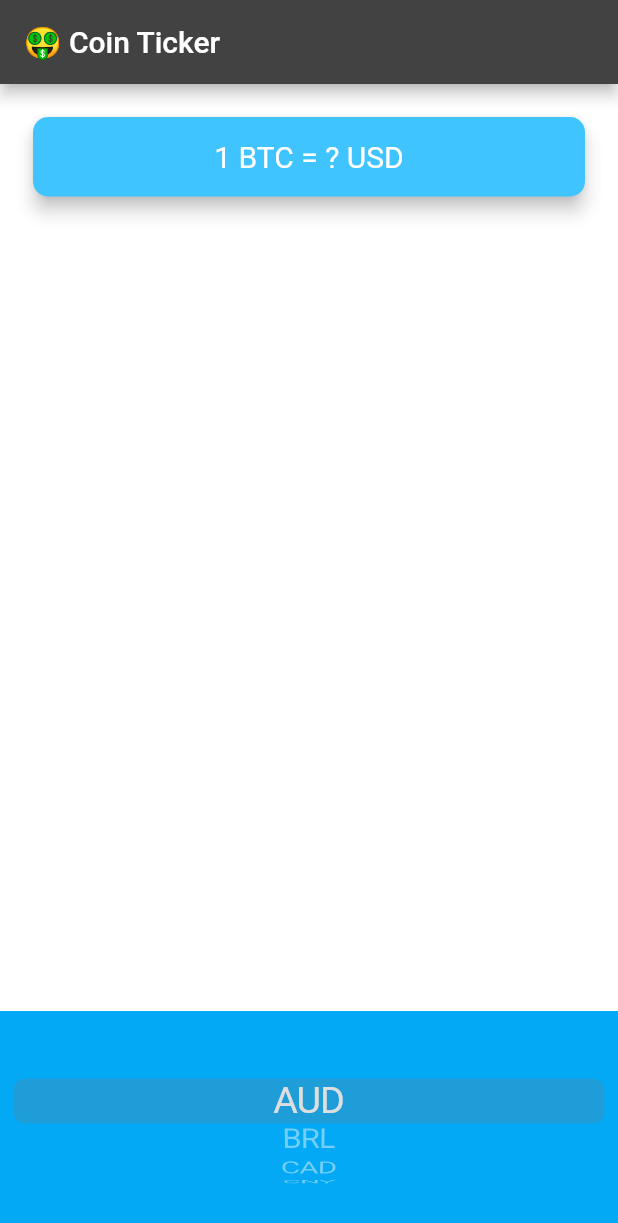
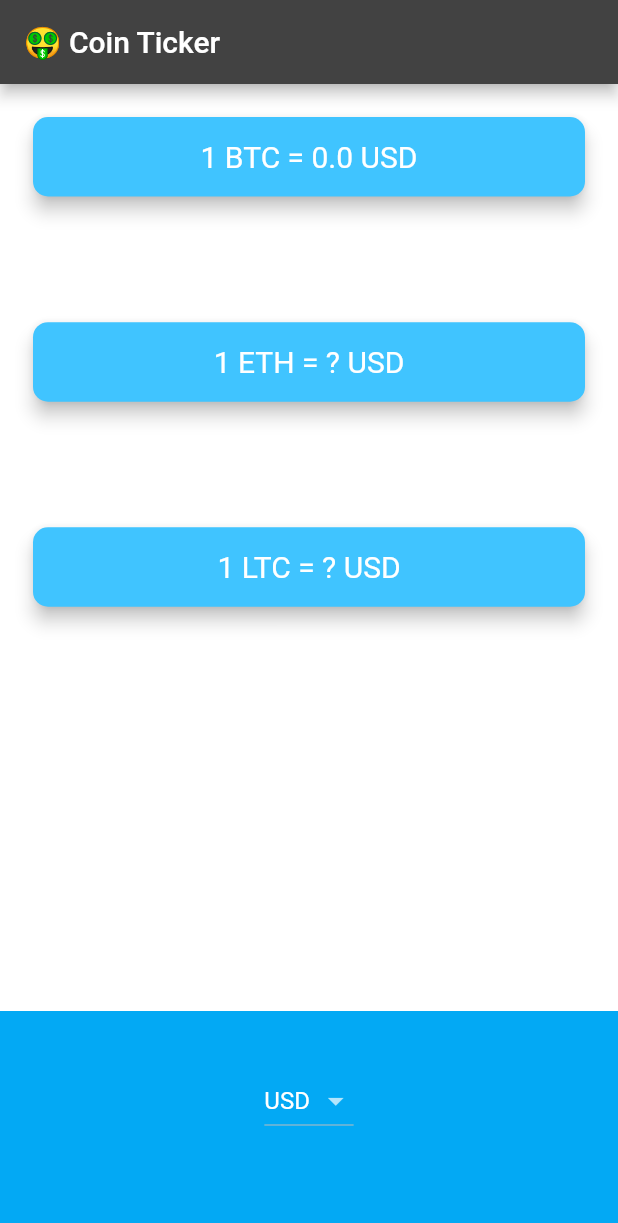
Before and after one commit to LordOlumide/Crypto-Pricer, a Flutter app: the screen it shows after launch, on a phone screen of 412 x 824 dp. Shown: the top 1223 px of the screen. Run offline on Flutter 3.47's test engine with Material 2 defaults, Android fonts, the phone set to English and light mode, and no system bars; network calls fail.

```diff
--- /dev/null
+++ b/lib/networking.dart
@@ -0,0 +1,36 @@
+import 'package:http/http.dart' as http;
+import 'package:bitcoin_ticker_reloaded/secrets/keys.dart';
+import 'dart:convert';
+
+String coinAPIAddress = "https://rest.coinapi.io/v1/exchangerate";
+
+Map<int, String> errorCodes = {
+  400: "Bad Request -- There is something wrong with your request",
+  401: "Unauthorized -- Your API key is wrong",
+  403: "Forbidden -- Your API key doesn't have enough privileges to access this resource",
+  429: "Too many requests -- You have exceeded your API key rate limits",
+  550: "No data -- You requested specific single item that we don't have at this moment"
+};
+
+class NetworkHelper {
+  Future<dynamic> getResponse(
+      {required String cryptoCoin, required String fiatCurrency}) async {
+
+    try {
+      Uri url =
+          Uri.parse('$coinAPIAddress/$cryptoCoin/$fiatCurrency?apikey=$apikey');
+
+      http.Response response = await http.get(url);
+      if (response.statusCode == 200) {
+        var data = response.body;
+        var decodedData = jsonDecode(data);
+        // print(decodedData.runtimeType);
+        return decodedData;
+      } else {
+        return errorCodes[response.statusCode];
+      }
+    } catch (e) {
+      return e;
+    }
+  }
+}
--- a/lib/price_screen.dart
+++ b/lib/price_screen.dart
@@ -1,6 +1,7 @@
 import 'package:flutter/material.dart';
 import 'package:flutter/cupertino.dart';
 import 'coin_data.dart';
+import 'networking.dart';
 import 'dart:io' show Platform;
 
 class PriceScreen extends StatefulWidget {
@@ -9,10 +10,38 @@ class PriceScreen extends StatefulWidget {
 }
 
 class _PriceScreenState extends State<PriceScreen> {
-  String dropdownValue = currenciesList[0];
+  String dropdownMenuValue = currenciesList[19];
+
+  double BTCRate = 0;
+
+  Future<double> getRate({
+    required String coin,
+    required int approximation,
+  }) async {
+    NetworkHelper networkHelper = NetworkHelper();
+    var responseData = await networkHelper.getResponse(
+      cryptoCoin: coin,
+      fiatCurrency: dropdownMenuValue,
+    );
+    double rate = responseData["rate"];
+    return double.parse(rate.toStringAsFixed(approximation));
+  }
+
+  Future<void> getBTCRate() async {
+    double x = await getRate(coin: "BTC", approximation: 5);
+    print(x);
+    BTCRate = x;
+  }
+
+  @override
+  void initState() {
+    super.initState();
+  }
 
   @override
   Widget build(BuildContext context) {
+    getBTCRate();
+    print(BTCRate);
 
     Widget androidDropdown() {
       List<DropdownMenuItem<String>> items = [];
@@ -25,11 +54,11 @@ class _PriceScreenState extends State<PriceScreen> {
         );
       }
       return DropdownButton(
-        value: dropdownValue,
+        value: dropdownMenuValue,
         items: items,
         onChanged: (String? selectedValue) {
           setState(() {
-            dropdownValue = selectedValue!;
+            dropdownMenuValue = selectedValue!;
           });
         },
       );
@@ -41,7 +70,7 @@ class _PriceScreenState extends State<PriceScreen> {
         itemExtent: 25.0,
         magnification: 1.2,
         onSelectedItemChanged: (value) {
-          dropdownValue = currenciesList[value];
+          dropdownMenuValue = currenciesList[value];
         },
         children: currenciesList.map((e) => Text(e)).toList(),
       );
@@ -66,7 +95,49 @@ class _PriceScreenState extends State<PriceScreen> {
               child: Padding(
                 padding: EdgeInsets.symmetric(vertical: 15.0, horizontal: 28.0),
                 child: Text(
-                  '1 BTC = ? USD',
+                  '1 BTC = ${BTCRate} ${dropdownMenuValue}',
+                  textAlign: TextAlign.center,
+                  style: TextStyle(
+                    fontSize: 20.0,
+                    color: Colors.white,
+                  ),
+                ),
+              ),
+            ),
+          ),
+          Padding(
+            padding: EdgeInsets.fromLTRB(18.0, 18.0, 18.0, 0),
+            child: Card(
+              color: Colors.lightBlueAccent,
+              elevation: 5.0,
+              shape: RoundedRectangleBorder(
+                borderRadius: BorderRadius.circular(10.0),
+              ),
+              child: Padding(
+                padding: EdgeInsets.symmetric(vertical: 15.0, horizontal: 28.0),
+                child: Text(
+                  '1 ETH = ? USD',
+                  textAlign: TextAlign.center,
+                  style: TextStyle(
+                    fontSize: 20.0,
+                    color: Colors.white,
+                  ),
+                ),
+              ),
+            ),
+          ),
+          Padding(
+            padding: EdgeInsets.fromLTRB(18.0, 18.0, 18.0, 0),
+            child: Card(
+              color: Colors.lightBlueAccent,
+              elevation: 5.0,
+              shape: RoundedRectangleBorder(
+                borderRadius: BorderRadius.circular(10.0),
+              ),
+              child: Padding(
+                padding: EdgeInsets.symmetric(vertical: 15.0, horizontal: 28.0),
+                child: Text(
+                  '1 LTC = ? USD',
                   textAlign: TextAlign.center,
                   style: TextStyle(
                     fontSize: 20.0,
@@ -77,11 +148,15 @@ class _PriceScreenState extends State<PriceScreen> {
             ),
           ),
           Container(
+            padding: EdgeInsets.only(bottom: 30.0),
+            height: 150.0,
+          ),
+          Container(
             height: 150.0,
             alignment: Alignment.center,
             padding: EdgeInsets.only(bottom: 30.0),
             color: Colors.lightBlue,
-            child: Platform.isIOS ? androidDropdown() : iosPicker(),
+            child: Platform.isIOS ? iosPicker() : androidDropdown(),
           ),
         ],
       ),
--- a/pubspec.yaml
+++ b/pubspec.yaml
@@ -11,6 +11,7 @@ dependencies:
   flutter:
     sdk: flutter
   cupertino_icons: ^1.0.2
+  http: ^0.13.4
 
 dev_dependencies:
   flutter_test:
```
Also changed, not shown: pubspec.lock, 1 other file.
